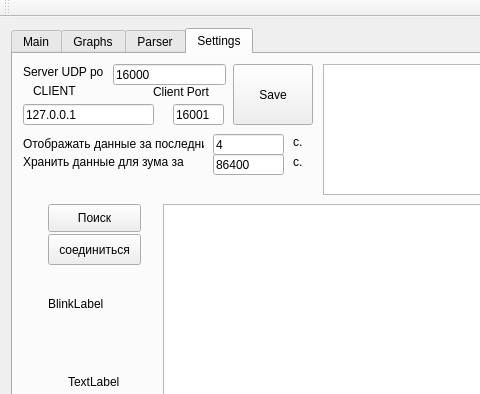
First picture: the form in graphs.ui, repository fsvymk/graphs, before the edit; both pictures show x 0 to 480 and y 0 to 394 of the 993 by 522 pixel window.
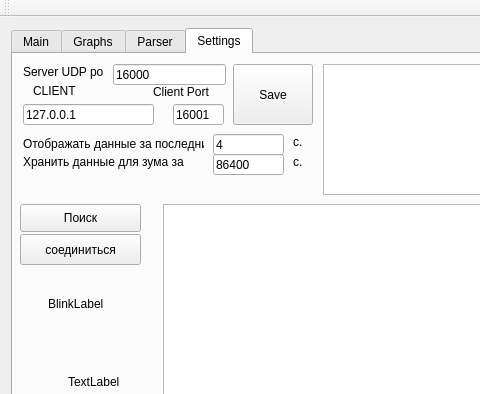
Second picture: the form after the edit. The open tabs and pages were chosen to show the change. Custom widgets are drawn as their Qt base class.

Commit message: EndOfDay - 27feb

Diff of the .ui file:
```diff
--- a/graphs.ui
+++ b/graphs.ui
@@ -2024,9 +2024,9 @@
        <widget class="QPushButton" name="pushButton_settings_connect">
         <property name="geometry">
          <rect>
-          <x>35</x>
+          <x>7</x>
           <y>180</y>
-          <width>93</width>
+          <width>121</width>
           <height>31</height>
          </rect>
         </property>
@@ -2037,9 +2037,9 @@
        <widget class="QPushButton" name="pushButton_settings_search">
         <property name="geometry">
          <rect>
-          <x>35</x>
+          <x>7</x>
           <y>150</y>
-          <width>93</width>
+          <width>121</width>
           <height>28</height>
          </rect>
         </property>
```
Left out of the diff: 2 changed lines with no effect on the pictures. The commit also changes 1 other file.
